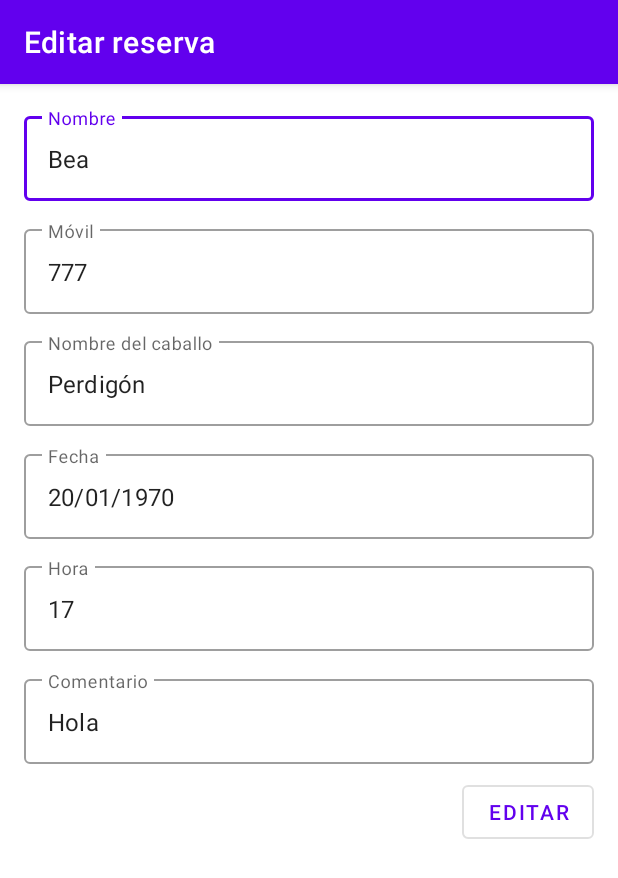
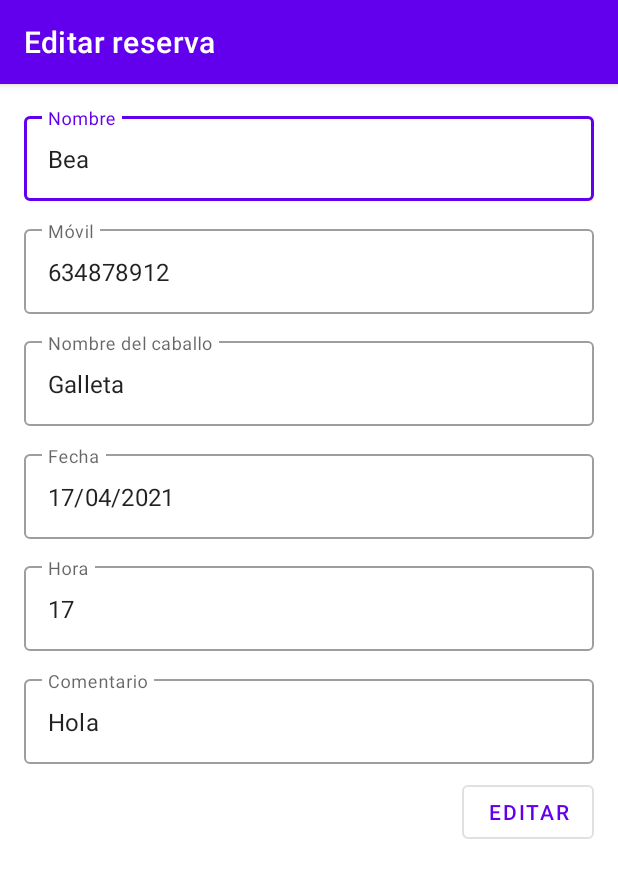
Before and after one commit to userVictoraso/PMDM3_TO2, an Android app: the screen it shows after launch (EditBookingActivity), after a tap on "Bea", on a phone screen of 412 x 824 dp. Shown: the top 878 px of the screen. Run offline under Robolectric (Android 15) with nearby library versions, the phone set to English and light mode, and no system bars; our stand-ins replace Room's generated code.

Commit message:
algunos arreglos

```diff
--- a/app/src/main/java/com/example/victoraso/myapplication/Adapter/MyAdapter.java
+++ b/app/src/main/java/com/example/victoraso/myapplication/Adapter/MyAdapter.java
@@ -29,7 +29,6 @@ public class MyAdapter extends RecyclerView.Adapter<MyHolder> {
         this.bookings = bookingsList;
         notifyDataSetChanged();
     }
-
 
     @NonNull
     @Override
--- a/app/src/main/java/com/example/victoraso/myapplication/BookingActivity/MainActivity.java
+++ b/app/src/main/java/com/example/victoraso/myapplication/BookingActivity/MainActivity.java
@@ -30,7 +30,6 @@ public class MainActivity extends AppCompatActivity implements Dialog.DialogList
     ActivityMainBinding binding;
 
     MyAdapter myAdapter;
-
     @Override
     protected void onCreate(Bundle savedInstanceState) {
         super.onCreate(savedInstanceState);
@@ -38,7 +37,6 @@ public class MainActivity extends AppCompatActivity implements Dialog.DialogList
         View view = binding.getRoot();
         setContentView(view);
         getSupportActionBar().setTitle("Reservas");
-        binding.backButton.setVisibility(View.GONE);
 
         ViewModelProvider.AndroidViewModelFactory factory =
                 ViewModelProvider.AndroidViewModelFactory.getInstance(getApplication());
@@ -49,11 +47,10 @@ public class MainActivity extends AppCompatActivity implements Dialog.DialogList
         setUpList();
         setUpFAB();
         setUpUpdate();
-
-        //TODO: SEARCH FILTER
     }
 
     public void setUpList() {
+        binding.backButton.setVisibility(View.INVISIBLE);
         LinearLayoutManager llm = new LinearLayoutManager(this);
         llm.setOrientation(LinearLayoutManager.VERTICAL);
         binding.recyclerView.setLayoutManager(llm);
--- a/app/src/main/java/com/example/victoraso/myapplication/Database/BookingDatabase.java
+++ b/app/src/main/java/com/example/victoraso/myapplication/Database/BookingDatabase.java
@@ -10,6 +10,7 @@ import androidx.sqlite.db.SupportSQLiteDatabase;
 
 import com.example.victoraso.myapplication.Dao.BookingDao;
 import com.example.victoraso.myapplication.Model.Booking;
+import com.example.victoraso.myapplication.Utils.Utils;
 
 import java.util.concurrent.ExecutorService;
 import java.util.concurrent.Executors;
@@ -48,11 +49,11 @@ public abstract class BookingDatabase extends RoomDatabase {
             dbExecutor.execute(() -> {
                 BookingDao dao = INSTANCE.bookingListDao();
 
-                Booking bookingOne = new Booking("Victor", "777", "Perdigón", (long) 2118213016, 20, "Hola");
-                Booking bookingTwo = new Booking("Ismael", "777", "Perdigón", (long) 1118263016, 18, "Hola");
-                Booking bookingThree = new Booking("Bea", "777", "Perdigón", (long) 1718223016, 17, "Hola");
-                Booking bookingFour = new Booking("Sonia", "777", "Perdigón", (long) 1618215016, 19, "Hola");
-                Booking bookingFive = new Booking("Juan", "777", "Perdigón", (long) 1918283016, 20, "Hola");
+                Booking bookingOne = new Booking("Victor", "634895012", "Perdigón", Utils.getDateTimestamp("19/04/2021"), 20, "Hola");
+                Booking bookingTwo = new Booking("Ismael", "634234012", "ColaCao", Utils.getDateTimestamp("15/04/2021"), 18, "Hola");
+                Booking bookingThree = new Booking("Bea", "634878912", "Galleta", Utils.getDateTimestamp("17/04/2021"), 17, "Hola");
+                Booking bookingFour = new Booking("Sonia", "636495012", "Bola", Utils.getDateTimestamp("12/04/2021"), 20, "Hola");
+                Booking bookingFive = new Booking("Juan", "634895187", "Rápido", Utils.getDateTimestamp("14/04/2021"), 17, "Hola");
 
 
                 dao.insert(bookingOne);
--- a/app/src/main/java/com/example/victoraso/myapplication/EditActivity/EditBookingActivity.java
+++ b/app/src/main/java/com/example/victoraso/myapplication/EditActivity/EditBookingActivity.java
@@ -119,7 +119,6 @@ public class EditBookingActivity extends AppCompatActivity {
         binding.dateField.setOnClickListener(new View.OnClickListener() {
             @Override
             public void onClick(View v) {
-                Toast.makeText(getApplicationContext(), "Las horas disponibles son de 17 - 20", Toast.LENGTH_SHORT).show();
                 new DatePickerDialog(EditBookingActivity.this, date,
                         myCalendar.get(Calendar.YEAR),
                         myCalendar.get(Calendar.MONTH),
--- a/app/src/main/java/com/example/victoraso/myapplication/Utils/Dialog.java
+++ b/app/src/main/java/com/example/victoraso/myapplication/Utils/Dialog.java
@@ -54,6 +54,10 @@ public class Dialog extends AppCompatDialogFragment {
                     public void onClick(DialogInterface dialog, int which) {
                         String date = dateET.getText().toString();
                         String hour = hourET.getText().toString();
+                        if (hour.equals("")) {
+                            Toast.makeText(getContext(), "Selecciona una hora", Toast.LENGTH_LONG).show();
+                            return;
+                        }
                         listener.applyText(date, Integer.valueOf(hour));
                     }
                 });
--- a/app/src/main/res/layout/activity_add_booking.xml
+++ b/app/src/main/res/layout/activity_add_booking.xml
@@ -106,7 +106,9 @@
                 android:id="@+id/date_field"
                 android:layout_width="match_parent"
                 android:layout_height="wrap_content"
-                android:focusable="false" />
+                android:clickable="true"
+                android:focusable="false"
+                android:inputType="none" />
         </com.google.android.material.textfield.TextInputLayout>
 
         <com.google.android.material.textfield.TextInputLayout
@@ -125,6 +127,8 @@
                 android:id="@+id/hour_field"
                 android:layout_width="match_parent"
                 android:layout_height="wrap_content"
+                android:clickable="true"
+                android:focusable="false"
                 android:inputType="none" />
         </com.google.android.material.textfield.TextInputLayout>
 
--- a/app/src/main/res/layout/activity_edit_booking.xml
+++ b/app/src/main/res/layout/activity_edit_booking.xml
@@ -105,7 +105,12 @@
             <com.google.android.material.textfield.TextInputEditText
                 android:id="@+id/date_field"
                 android:layout_width="match_parent"
-                android:layout_height="wrap_content" />
+                android:layout_height="wrap_content"
+                android:inputType="none"
+                android:clickable="true"
+                android:focusable="false"
+
+                />
         </com.google.android.material.textfield.TextInputLayout>
 
         <com.google.android.material.textfield.TextInputLayout
@@ -123,7 +128,11 @@
             <com.google.android.material.textfield.TextInputEditText
                 android:id="@+id/hour_field"
                 android:layout_width="match_parent"
-                android:layout_height="wrap_content" />
+                android:layout_height="wrap_content"
+                android:inputType="none"
+                android:clickable="true"
+                android:focusable="false"
+                />
         </com.google.android.material.textfield.TextInputLayout>
 
     </androidx.constraintlayout.widget.ConstraintLayout>
```
Also changed, not shown: app/src/main/java/com/example/victoraso/myapplication/Utils/DateTime.java (added, +46 -0 lines), app/src/main/res/layout/dialog_layout.xml (+10 -2 lines).
